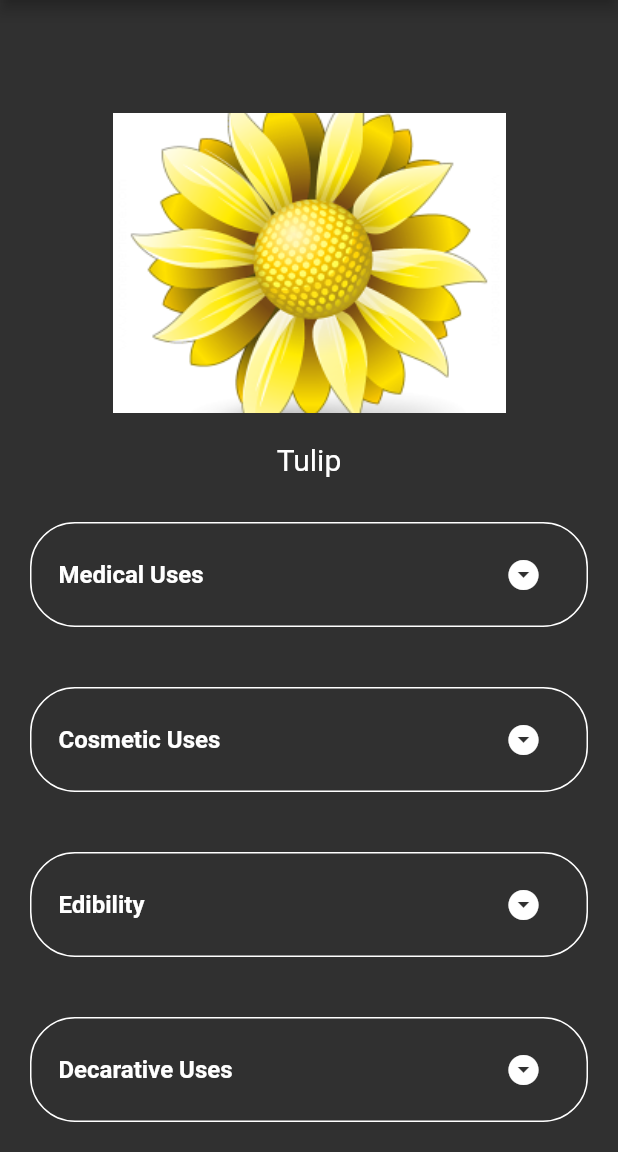
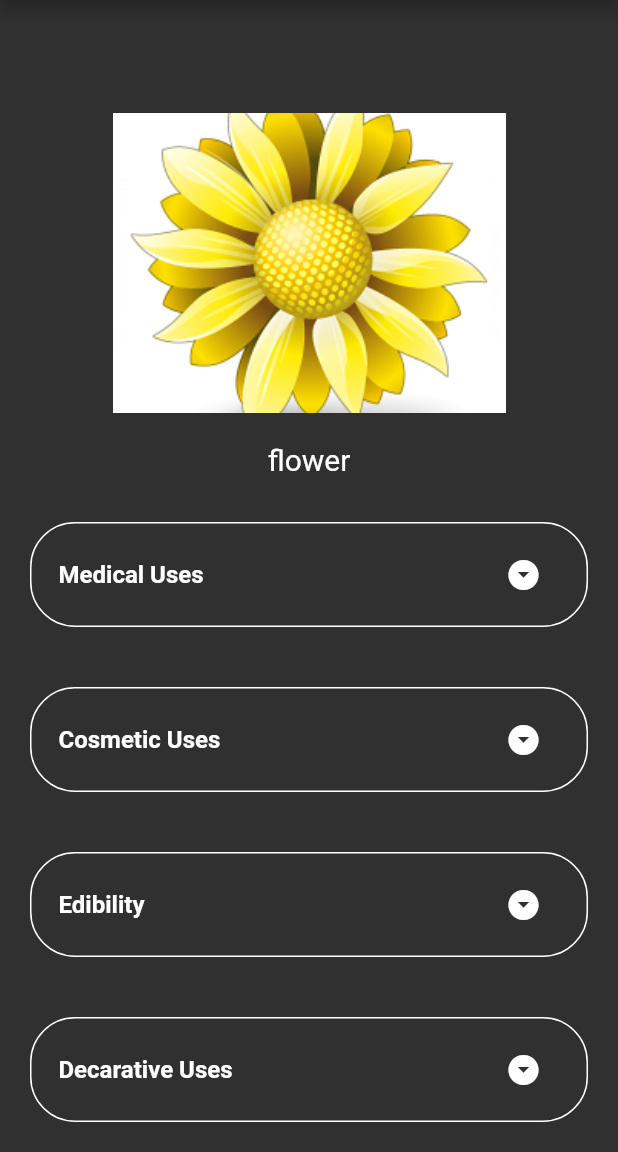
Before and after one commit to Zestful-Tribu/lilyora, a Flutter app: the FlowerScreen screen opened by its route, on a phone screen of 412 x 824 dp, the part 84-1236 px from its top. Run offline on Flutter 3.47's test engine with Material 2 defaults, Android fonts, the phone set to English and light mode, and no system bars; our stand-ins replace dio, image_picker.

Commit message:
functionality to upload the image and get the result is implemented to the flower_screen

```diff
--- a/lib/screens/flower_screen.dart
+++ b/lib/screens/flower_screen.dart
@@ -2,6 +2,7 @@
 
 import 'dart:io';
 
+import 'package:dio/dio.dart';
 import 'package:flutter/material.dart';
 import 'package:image_picker/image_picker.dart';
 
@@ -31,10 +32,15 @@ class _FlowerScreenState extends State<FlowerScreen> {
   bool openCosmetic = false;
   bool open = false;
 
+  String result = "flower";
+
   @override
   void initState() {
     // TODO: implement initState
     galleyImage();
+    setState(() {
+      uploadImage(image);
+    });
   }
 
   Future galleyImage() async {
@@ -49,10 +55,22 @@ class _FlowerScreenState extends State<FlowerScreen> {
 
   uploadImage(File file) async {
     String imgFileName = file.path.split('/').last;
-    // FormData formData = FormData.fromMap({
-    //   'image',
-    //   await
-    // })
+    FormData formData = FormData.fromMap({
+      'image':
+      await MultipartFile.fromFile(file.path, filename: imgFileName),
+    });
+
+    Dio dio = new Dio();
+    await dio
+      .post("http://10.0.2.2:5000/predict", data: formData)
+      .then((response){
+        print(response);
+        setState(() {
+          result = response.data;
+        });
+        print(result);
+    })
+    .catchError((error) => print(error));
   }
 
 
@@ -100,7 +118,7 @@ class _FlowerScreenState extends State<FlowerScreen> {
                 children: [
                   Container(
                     child: Text(
-                        "Tulip",
+                        result,
                       style: TextStyle(
                         fontSize: 20.0,
                       ),
--- a/pubspec.yaml
+++ b/pubspec.yaml
@@ -22,6 +22,8 @@ environment:
 
 dependencies:
   image_picker: ^0.6.7+22
+  http: ^0.12.2
+  dio: ^3.0.10
   flutter:
     sdk: flutter
 
```
Also changed, not shown: pubspec.lock.
